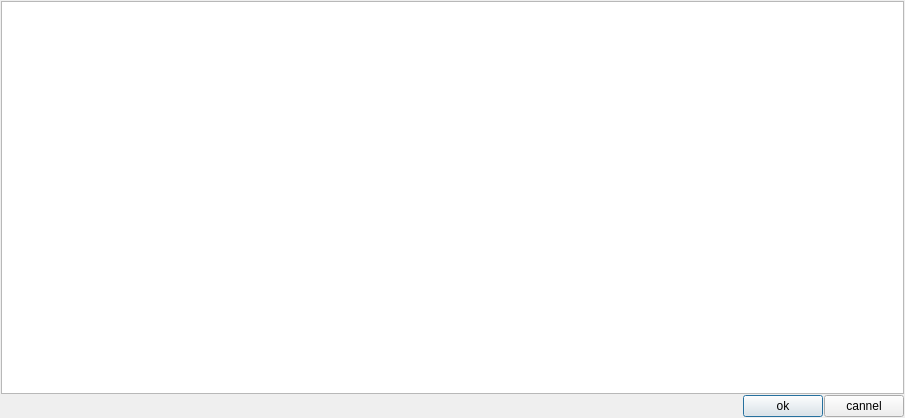
The window that src/FCMethodEditor/FCPluginManagerDialog.ui (czyt1988/FastCAE-AppDesigner) describes before a commit, drawn with Qt 5.
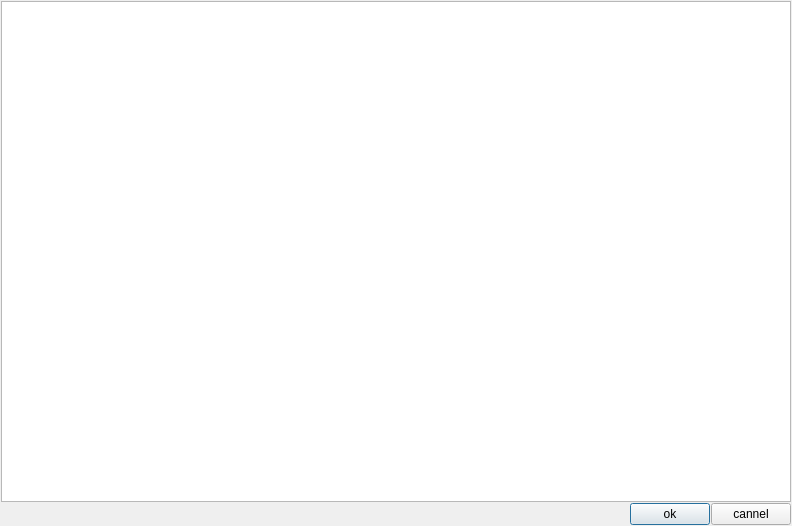
The same window after the commit.

Commit message: 添加一些设置

```diff
--- a/src/FCMethodEditor/FCPluginManagerDialog.ui
+++ b/src/FCMethodEditor/FCPluginManagerDialog.ui
@@ -6,8 +6,8 @@
    <rect>
     <x>0</x>
     <y>0</y>
-    <width>905</width>
-    <height>418</height>
+    <width>792</width>
+    <height>526</height>
    </rect>
   </property>
   <property name="windowTitle">
```
The commit also changes 2 other files.
